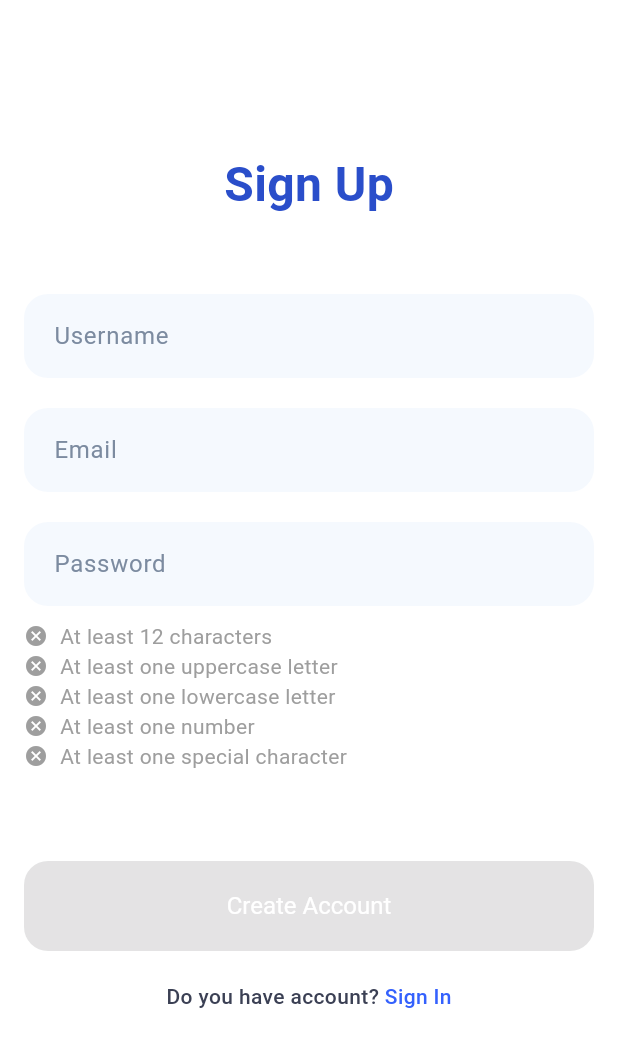
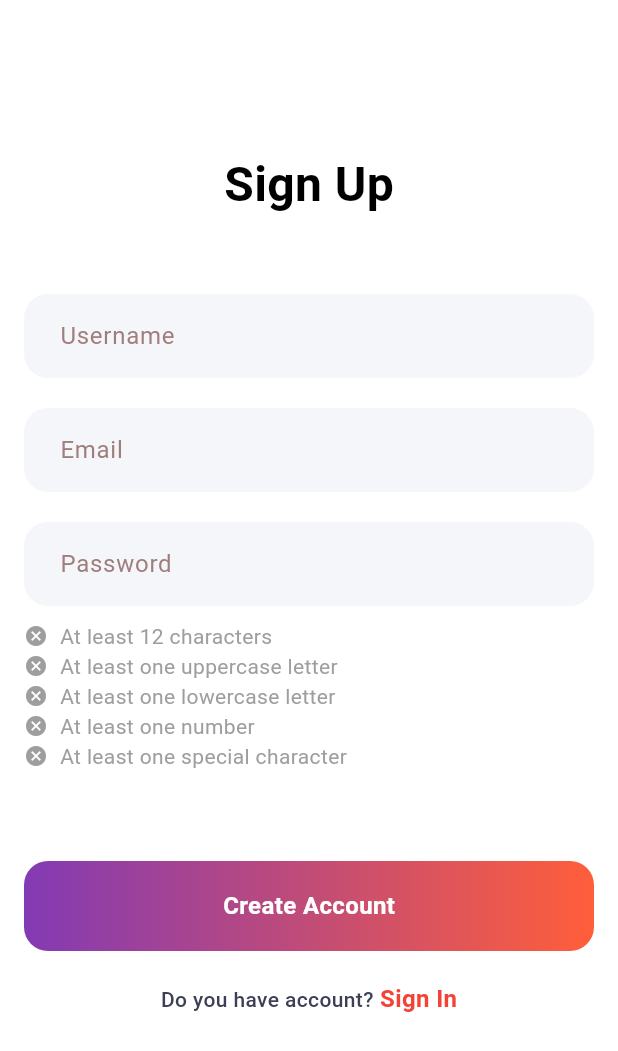
Before and after one commit to GMSDaniil/TURunner.Unimap_Frontend, a Flutter app: the screen it shows after launch, after a tap on "Create Account", on a phone screen of 412 x 824 dp. Shown: the top 1051 px of the screen. Run offline on Flutter 3.47's test engine with Material 3 defaults, Android fonts, the phone set to English and light mode, and no system bars; our stand-ins replace dartz, dio, flutter_bloc, get_it, logger, shared_preferences; network calls fail.

Commit message:
Initial commit

```diff
--- a/lib/common/widgets/button/basic_app_button.dart
+++ b/lib/common/widgets/button/basic_app_button.dart
@@ -8,22 +8,22 @@ class BasicAppButton extends StatelessWidget {
   final VoidCallback onPressed;
   final String title;
   final bool isEnabled;
-  final double ? height;
-  final double ? width;
+  final double? height;
+  final double? width;
   const BasicAppButton({
     required this.onPressed,
     this.title = '',
     this.isEnabled = true,
     this.height,
     this.width,
-    super.key
+    super.key,
   });
 
   @override
   Widget build(BuildContext context) {
-    return BlocBuilder<ButtonStateCubit,ButtonState>(
+    return BlocBuilder<ButtonStateCubit, ButtonState>(
       builder: (context, state) {
-        if (state is ButtonLoadingState){
+        if (state is ButtonLoadingState) {
           return _loading(context);
         }
         return _initial(context);
@@ -38,45 +38,51 @@ class BasicAppButton extends StatelessWidget {
         disabledBackgroundColor: Colors.grey,
         minimumSize: Size(
           width ?? MediaQuery.of(context).size.width,
-          height ?? 60
+          height ?? 60,
         ),
       ),
-      child: const CircularProgressIndicator(color: Colors.white,)
+      child: const CircularProgressIndicator(color: Colors.white),
     );
   }
 
   Widget _initial(BuildContext context) {
-    return Container(
+    return GestureDetector(
+      onTap: isEnabled ? onPressed : null,
+      child: Container(
+        width: width ?? MediaQuery.of(context).size.width,
+        height: height ?? 60,
         decoration: BoxDecoration(
+          gradient:
+              isEnabled
+                  ? const LinearGradient(
+                    colors: [Color(0xFF833AB4), Color(0xFFFF5E3A)],
+                    begin: Alignment.centerLeft,
+                    end: Alignment.centerRight,
+                  )
+                  : const LinearGradient(
+                    colors: [Color(0xFF833AB4), Color(0xFFFF5E3A)],
+                    begin: Alignment.centerLeft,
+                    end: Alignment.centerRight,
+                  ),
           borderRadius: BorderRadius.circular(16),
           boxShadow: [
-          isEnabled ? BoxShadow(
-            //TODO
-            color: Theme.of(context).primaryColor.withOpacity(0.8),
+            if (isEnabled)
+              BoxShadow(
+                color: Colors.black.withOpacity(0.2),
                 offset: const Offset(0, 5),
-            blurRadius: 17,
-          ) : const BoxShadow(
-            color: Colors.transparent,
-            offset: Offset(0, 0),
-            blurRadius: 0,
-          )
-        ]
+                blurRadius: 15,
               ),
-      child: ElevatedButton(
-        onPressed: isEnabled ? onPressed : null,
-        style: ElevatedButton.styleFrom(
-          minimumSize: Size(
-            width ?? MediaQuery.of(context).size.width,
-            height ?? 60
+          ],
         ),
-        ),
+        alignment: Alignment.center,
         child: Text(
           title,
           style: const TextStyle(
             color: Colors.white,
-              fontWeight: FontWeight.w400
+            fontWeight: FontWeight.w600,
+            fontSize: 16,
           ),
-         )
+        ),
       ),
     );
   }
--- /dev/null
+++ b/lib/core/configs/theme/app_gradients.dart
@@ -0,0 +1,9 @@
+import 'package:flutter/material.dart';
+
+class AppGradients {
+  static const LinearGradient primary = LinearGradient(
+    colors: [Color(0xFF833AB4), Color(0xFFFF5E3A)],
+    begin: Alignment.centerLeft,
+    end: Alignment.centerRight,
+  );
+}
--- a/lib/core/configs/theme/app_theme.dart
+++ b/lib/core/configs/theme/app_theme.dart
@@ -1,7 +1,6 @@
 import 'package:flutter/material.dart';
 
 class AppTheme {
-
 
   static final appTheme = ThemeData(
     primaryColor: const Color(0xff3461FD),
@@ -15,7 +14,7 @@ class AppTheme {
         filled: true,
         fillColor: const Color(0xffF5F9FE),
         hintStyle: const TextStyle(
-          color: Color(0xff7C8BA0),
+          color: Color.fromARGB(255, 160, 126, 124), //Color(0xff7C8BA0)
           fontWeight: FontWeight.w400,
         ),
         contentPadding: const EdgeInsets.all(16),
@@ -30,7 +29,7 @@ class AppTheme {
       ),
     elevatedButtonTheme: ElevatedButtonThemeData(
       style: ElevatedButton.styleFrom(
-        backgroundColor: const Color(0xff3461FD),
+        backgroundColor: Colors.red[500],
         elevation: 0,
         textStyle: const TextStyle(fontSize: 16,fontWeight: FontWeight.w400),
         shape: RoundedRectangleBorder(
--- a/lib/presentation/auth/pages/signin.dart
+++ b/lib/presentation/auth/pages/signin.dart
@@ -24,59 +24,68 @@ class SigninPage extends StatelessWidget {
     return Scaffold(
       body: BlocProvider(
         create: (context) => ButtonStateCubit(),
-        child:  BlocListener<ButtonStateCubit,ButtonState>(
+        child: BlocListener<ButtonStateCubit, ButtonState>(
           listener: (context, state) {
             if (state is ButtonSuccessState) {
               Navigator.pushReplacement(
                 context,
-                MaterialPageRoute(builder: (context) => const HomePage(),)
+                MaterialPageRoute(builder: (context) => const HomePage()),
               );
             }
-            if (state is ButtonFailureState){
+            if (state is ButtonFailureState) {
               var snackBar = SnackBar(content: Text(state.errorMessage));
               ScaffoldMessenger.of(context).showSnackBar(snackBar);
             }
           },
           child: SafeArea(
-            minimum: const EdgeInsets.only(top: 100,right: 16,left: 16),
+            minimum: const EdgeInsets.only(top: 100, right: 16, left: 16),
             child: Column(
               mainAxisAlignment: MainAxisAlignment.start,
               crossAxisAlignment: CrossAxisAlignment.center,
               children: [
                 _signin(),
-                const SizedBox(height: 50,),
+                const SizedBox(height: 50),
                 _usernameField(),
-                const SizedBox(height: 20,),
+                const SizedBox(height: 20),
                 _passwordField(),
-                const SizedBox(height: 60,),
+                const SizedBox(height: 60),
                 _loginButton(context),
-                const SizedBox(height: 20,),
-                 _signupText(context)
+                const SizedBox(height: 20),
+                _signupText(context),
               ],
             ),
           ),
         ),
-      ) ,
-    );
-  }
-  Widget _signin(){
-    return const Text(
-      'Sign In',
-      style: TextStyle(
-        color: Color(0xff2A4ECA),
-        fontWeight: FontWeight.bold,
-        fontSize: 32
       ),
     );
   }
 
+  Widget _signin() {
+    return Text(
+      'Sign In',
+      style: TextStyle(
+        color: Colors.black,
+        fontWeight: FontWeight.bold,
+        fontSize: 32,
+      ),
+    );
+  }
 
   Widget _usernameField() {
-
     return TextField(
       controller: _usernameCon,
       decoration: InputDecoration(
         hintText: 'Username',
+        filled: true,
+        fillColor: Color(0xFFF5F6FA),
+        contentPadding: const EdgeInsets.symmetric(
+          vertical: 16,
+          horizontal: 20,
+        ),
+        border: OutlineInputBorder(
+          borderRadius: BorderRadius.circular(16),
+          borderSide: BorderSide.none,
+        ),
       ),
       onChanged: (value) {
         _validateForm();
@@ -85,18 +94,28 @@ class SigninPage extends StatelessWidget {
   }
 
   Widget _passwordField() {
-
     return TextField(
       controller: _passwordCon,
+      obscureText: true,
       decoration: InputDecoration(
         hintText: 'Password',
+        filled: true,
+        fillColor: Color(0xFFF5F6FA),
+        contentPadding: const EdgeInsets.symmetric(
+          vertical: 16,
+          horizontal: 20,
+        ),
+        border: OutlineInputBorder(
+          borderRadius: BorderRadius.circular(16),
+          borderSide: BorderSide.none,
+        ),
       ),
       onChanged: (value) {
         _validateForm();
       },
-          obscureText: true,
     );
   }
+
 
   void _validateForm() {
     final isUsernameValid = _usernameCon.text.isNotEmpty;
@@ -125,7 +144,7 @@ class SigninPage extends StatelessWidget {
     );
   }
 
-  Widget _signupText(BuildContext context){
+  Widget _signupText(BuildContext context) {
     return Text.rich(
       TextSpan(
         children: [
@@ -133,24 +152,26 @@ class SigninPage extends StatelessWidget {
             text: "Don't you have account?",
             style: TextStyle(
               color: Color(0xff3B4054),
-              fontWeight: FontWeight.w500
-            )
+              fontWeight: FontWeight.w500,
+            ),
           ),
           TextSpan(
             text: ' Sign Up',
-            style: const TextStyle(
-              color: Color(0xff3461FD),
-              fontWeight: FontWeight.w500
+            style: TextStyle(
+              color: Colors.red[500],
+              fontWeight: FontWeight.bold,
+              fontSize: 16,
             ),
-            recognizer: TapGestureRecognizer()
+            recognizer:
+                TapGestureRecognizer()
                   ..onTap = () {
                     Navigator.push(
                       context,
-                     MaterialPageRoute(builder: (context) => SignupPage(), )
+                      MaterialPageRoute(builder: (context) => SignupPage()),
                     );
-              }
-          )
-        ]
+                  },
+          ),
+        ],
       ),
     );
   }
--- a/lib/presentation/auth/pages/signup.dart
+++ b/lib/presentation/auth/pages/signup.dart
@@ -100,13 +100,14 @@ class SignupPage extends StatelessWidget {
       ),
     );
   }
-  Widget _signup(){
+
+  Widget _signup() {
     return const Text(
       'Sign Up',
       style: TextStyle(
-        color: Color(0xff2A4ECA),
+        color: Colors.black,
         fontWeight: FontWeight.bold,
-        fontSize: 32
+        fontSize: 32,
       ),
     );
   }
@@ -114,8 +115,18 @@ class SignupPage extends StatelessWidget {
   Widget _userNameField() {
     return TextField(
       controller: _usernameCon,
-      decoration: const InputDecoration(
-        hintText: 'Username'
+      decoration: InputDecoration(
+        hintText: 'Username',
+        filled: true,
+        fillColor: Color(0xFFF5F6FA),
+        contentPadding: const EdgeInsets.symmetric(
+          vertical: 16,
+          horizontal: 20,
+        ),
+        border: OutlineInputBorder(
+          borderRadius: BorderRadius.circular(16),
+          borderSide: BorderSide.none,
+        ),
       ),
     );
   }
@@ -129,6 +140,16 @@ class SignupPage extends StatelessWidget {
           decoration: InputDecoration(
             hintText: 'Email',
             errorText: error,
+            filled: true,
+            fillColor: Color(0xFFF5F6FA),
+            contentPadding: const EdgeInsets.symmetric(
+              vertical: 16,
+              horizontal: 20,
+            ),
+            border: OutlineInputBorder(
+              borderRadius: BorderRadius.circular(16),
+              borderSide: BorderSide.none,
+            ),
           ),
           onChanged: (value) {
             if (!_emailRegex.hasMatch(value)) {
@@ -145,7 +166,8 @@ class SignupPage extends StatelessWidget {
 
   void _validateForm() {
     final isEmailValid = _emailError.value == null && _emailCon.text.isNotEmpty;
-    final isPasswordValid = _passwordError.value == null && _passwordCon.text.isNotEmpty;
+    final isPasswordValid =
+        _passwordError.value == null && _passwordCon.text.isNotEmpty;
     _isFormValid.value = isEmailValid && isPasswordValid;
   }
 
@@ -158,27 +180,40 @@ class SignupPage extends StatelessWidget {
           children: [
             TextField(
               controller: _passwordCon,
+              obscureText: true,
               decoration: InputDecoration(
                 hintText: 'Password',
                 errorText: error,
+                filled: true,
+                fillColor: Color(0xFFF5F6FA),
+                contentPadding: const EdgeInsets.symmetric(
+                  vertical: 16,
+                  horizontal: 20,
                 ),
-            obscureText: true,
+                border: OutlineInputBorder(
+                  borderRadius: BorderRadius.circular(16),
+                  borderSide: BorderSide.none,
+                ),
+              ),
               onChanged: (value) {
-              _hasUppercase.value = PasswordRules.requireUppercase
+                _hasUppercase.value =
+                    PasswordRules.requireUppercase
                         ? value.contains(RegExp(r'[A-Z]'))
                         : true;
-              _hasLowercase.value = PasswordRules.requireLowercase
+                _hasLowercase.value =
+                    PasswordRules.requireLowercase
                         ? value.contains(RegExp(r'[a-z]'))
                         : true;
-              _hasNumber.value = PasswordRules.requireNumber
+                _hasNumber.value =
+                    PasswordRules.requireNumber
                         ? value.contains(RegExp(r'\d'))
                         : true;
-              _hasSpecialChar.value = PasswordRules.requireSpecialChar
+                _hasSpecialChar.value =
+                    PasswordRules.requireSpecialChar
                         ? value.contains(PasswordRules.specialCharRegex)
                         : true;
                 _hasMinLength.value = value.length >= PasswordRules.minLength;
 
-              // Check if all rules are satisfied
                 if (_hasUppercase.value &&
                     _hasLowercase.value &&
                     _hasNumber.value &&
@@ -192,7 +227,9 @@ class SignupPage extends StatelessWidget {
               },
             ),
             const SizedBox(height: 10),
-          _passwordError.value == null && _passwordCon.text.isNotEmpty ? Container() :_passwordRequirements(),
+            _passwordError.value == null && _passwordCon.text.isNotEmpty
+                ? Container()
+                : _passwordRequirements(),
           ],
         );
       },
@@ -216,13 +253,12 @@ class SignupPage extends StatelessWidget {
               ),
             );
           },
-
         );
       },
     );
   }
 
-  Widget _signinText(BuildContext context){
+  Widget _signinText(BuildContext context) {
     return Text.rich(
       TextSpan(
         children: [
@@ -230,25 +266,26 @@ class SignupPage extends StatelessWidget {
             text: 'Do you have account?',
             style: TextStyle(
               color: Color(0xff3B4054),
-              fontWeight: FontWeight.w500
-            )
+              fontWeight: FontWeight.w500,
+            ),
           ),
           TextSpan(
             text: ' Sign In',
-            style: const TextStyle(
-              color: Color(0xff3461FD),
-              fontWeight: FontWeight.w500
+            style: TextStyle(
+              color: Colors.red[500],
+              fontWeight: FontWeight.bold,
+              fontSize: 16,
             ),
-            recognizer: TapGestureRecognizer()
+            recognizer:
+                TapGestureRecognizer()
                   ..onTap = () {
                     Navigator.push(
                       context,
-                    MaterialPageRoute(builder: (context) => SigninPage(),
-                  )
+                      MaterialPageRoute(builder: (context) => SigninPage()),
                     );
-              }
-          )
-        ]
+                  },
+          ),
+        ],
       ),
     );
   }
@@ -257,8 +294,10 @@ class SignupPage extends StatelessWidget {
     return Column(
       crossAxisAlignment: CrossAxisAlignment.start,
       children: [
-
-      _requirementItem('At least ${PasswordRules.minLength} characters', _hasMinLength),
+        _requirementItem(
+          'At least ${PasswordRules.minLength} characters',
+          _hasMinLength,
+        ),
 
         _requirementItem('At least one uppercase letter', _hasUppercase),
 
@@ -305,7 +344,7 @@ class PasswordRules {
   static const bool requireNumber = true;
   static const bool requireSpecialChar = true;
 
-  static final RegExp specialCharRegex = RegExp(r'''[/$\\&+,:;=?@#|<>.^*()%!'{}\_"[\]~`-]''');
-
-
+  static final RegExp specialCharRegex = RegExp(
+    r'''[/$\\&+,:;=?@#|<>.^*()%!'{}\_"[\]~`-]''',
+  );
 }
--- a/lib/presentation/home/pages/welcome.dart
+++ b/lib/presentation/home/pages/welcome.dart
@@ -14,27 +14,24 @@ class WelcomePage extends StatelessWidget {
     return Scaffold(
       body: SafeArea(
         child: Column(
-          mainAxisAlignment: MainAxisAlignment.spaceBetween,
+          mainAxisAlignment: MainAxisAlignment.start,
           children: [
-            const SizedBox(height: 60),
-
-            // ─── Logo ──────────────────────────────────────────────────────
+            const SizedBox(height: 100),
             Center(
               child: SizedBox(
-                width: 220,
-                height: 220,
+                width: 340,
+                height: 340,
                 child: Image.asset(
-                  'assets/images/logo.jpg', // Make sure this path and name match
+                  'assets/images/logo__.jpeg',
                   fit: BoxFit.contain,
                 ),
               ),
             ),
-
-            // ─── Buttons ───────────────────────────────────────────────────
+            const SizedBox(height: 100),
             BlocProvider(
               create: (_) => ButtonStateCubit(),
               child: Padding(
-                padding: const EdgeInsets.symmetric(horizontal: 32.0, vertical: 40),
+                padding: const EdgeInsets.symmetric(horizontal: 32.0),
                 child: Column(
                   children: [
                     BasicAppButton(
@@ -43,6 +40,7 @@ class WelcomePage extends StatelessWidget {
                         Navigator.of(context).pushNamed('/signup');
                       },
                       width: screenWidth,
+
                       isEnabled: true,
                     ),
                     const SizedBox(height: 18),
@@ -52,6 +50,7 @@ class WelcomePage extends StatelessWidget {
                         Navigator.of(context).pushNamed('/signin');
                       },
                       width: screenWidth,
+
                       isEnabled: true,
                     ),
                   ],
```
Also changed, not shown: lib/data/models/user.dart (+2 -9 lines), assets/images/logo.jpg (deleted), assets/images/logo__.jpeg (added), 55 other files. Lines whose indentation alone changed are shown as unchanged.
